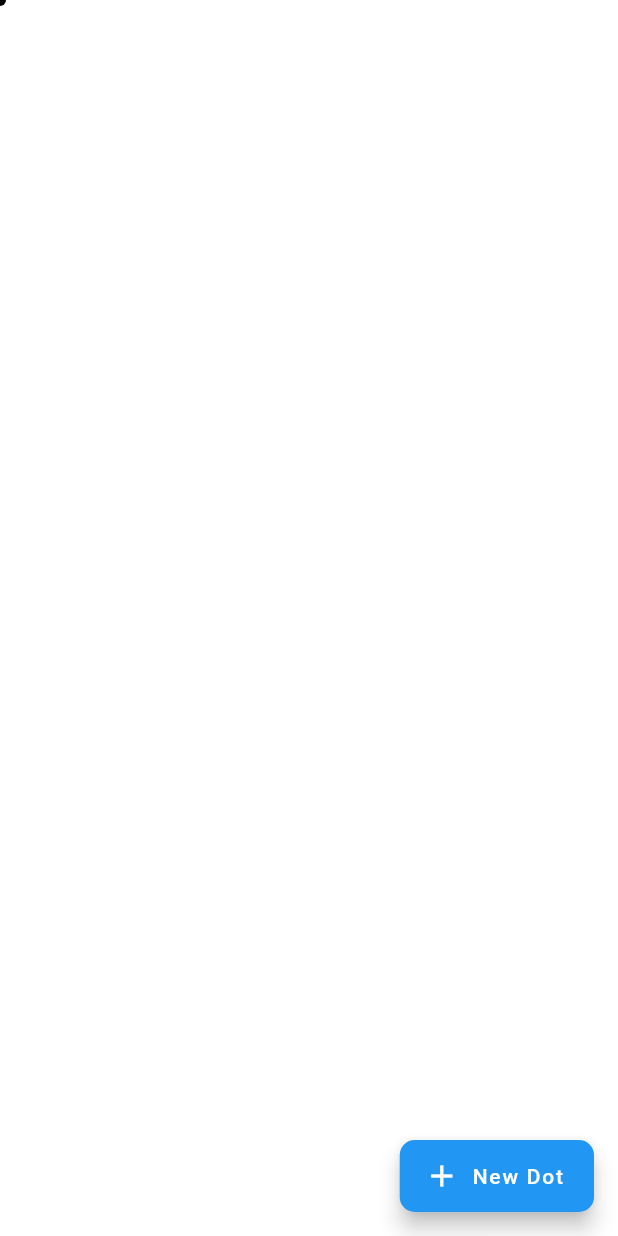
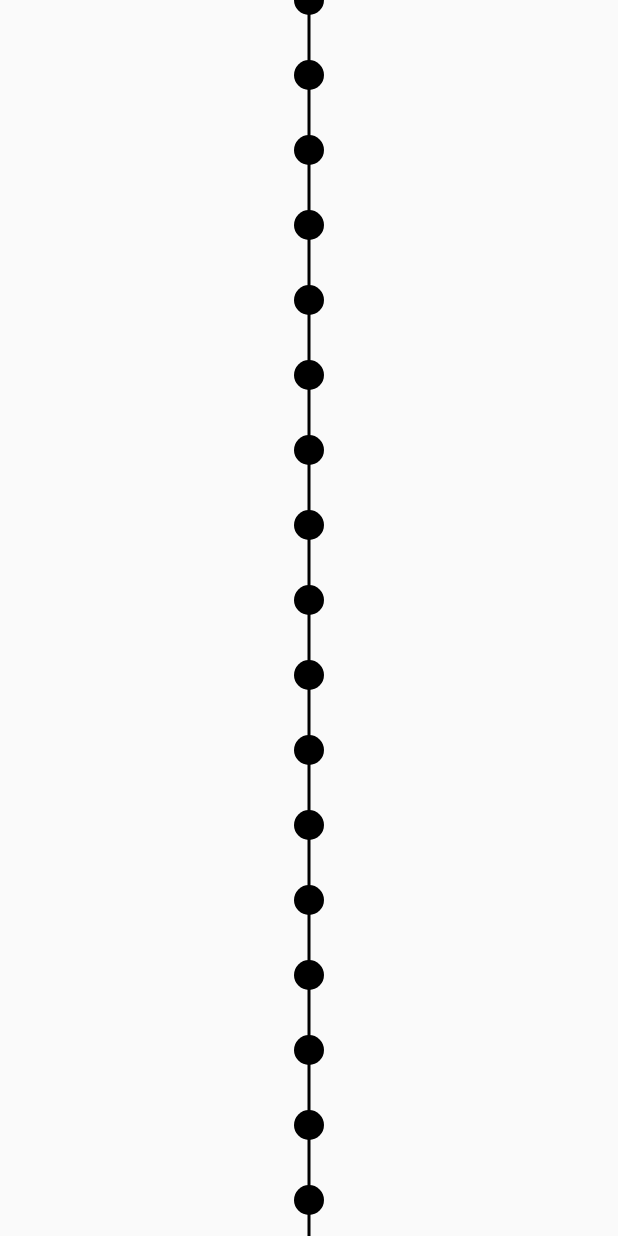
Before and after one commit to Sapiens-Project/tfh-flutter, a Flutter app: the screen it shows after launch, on a phone screen of 412 x 824 dp. Run offline on Flutter 3.47's test engine with Material 2 defaults, Android fonts, the phone set to English and light mode, and no system bars.

Commit message:
Made progress thanks to ChatGPT.

```diff
--- a/lib/main.dart
+++ b/lib/main.dart
@@ -1,155 +1,87 @@
 import 'package:flutter/material.dart';
 
-void main() {
-  runApp(const MyApp());
+class Timeline extends StatefulWidget {
+  @override
+  _TimelineState createState() => _TimelineState();
 }
 
-class MyApp extends StatelessWidget {
-  const MyApp({super.key});
-
-  // This widget is the root of your application.
-  @override
-  Widget build(BuildContext context) {
-    return MaterialApp(
-      title: 'Timeline For Humanity',
-      theme: ThemeData(
-        scaffoldBackgroundColor: Colors.white,
-        primarySwatch: Colors.blue,
-        primaryColor: Colors.white,
-        brightness: Brightness.light,
-      ),
-      darkTheme: ThemeData(
-        scaffoldBackgroundColor: Colors.grey.shade900,
-        primaryColor: Colors.black,
-        primarySwatch: Colors.grey,
-        colorScheme: const ColorScheme.dark(),
-        brightness: Brightness.dark,
-      ),
-      themeMode: ThemeMode.system,
-      home: const MyHomePage(title: 'Timeline View'),
-    );
-  }
-}
-
-class MyHomePage extends StatefulWidget {
-  const MyHomePage({super.key, required this.title});
-
-  // This widget is the home page of your application. It is stateful, meaning
-  // that it has a State object (defined below) that contains fields that affect
-  // how it looks.
-
-  // This class is the configuration for the state. It holds the values (in this
-  // case the title) provided by the parent (in this case the App widget) and
-  // used by the build method of the State. Fields in a Widget subclass are
-  // always marked "final".
-
-  final String title;
-
-  @override
-  State<MyHomePage> createState() => _MyHomePageState();
-}
-
-class LinePainter extends CustomPainter {
-  final BuildContext context;
-  LinePainter(this.context);
-
-  @override
-  void paint(Canvas canvas, Size size) {
-    canvas.drawLine(
-      const Offset(0, 0),
-      Offset(size.width, 0),
-      Paint()
-        ..color = Theme.of(context).colorScheme.inverseSurface
-        ..strokeWidth = size.height
-        ..strokeCap = StrokeCap.round,
-    );
-  }
-
-  @override
-  bool shouldRepaint(covariant CustomPainter oldDelegate) {
-    return true;
-  }
-}
-
-class _MyHomePageState extends State<MyHomePage> {
-  double lineX = 0;
-  double lineY = 0;
-  double _counter = 0;
-
-  void _incrementCounter() {
-    setState(() {
-      // This call to setState tells the Flutter framework that something has
-      // changed in this State, which causes it to rerun the build method below
-      // so that the display can reflect the updated values. If we changed
-      // _counter without calling setState(), then the build method would not be
-      // called again, and so nothing would appear to happen.
-      _counter++;
-    });
-  }
+class _TimelineState extends State<Timeline> {
+  double _scale = 1.0;
+  double _previousScale = 1.0;
+  Offset _offset = Offset.zero;
 
   @override
   Widget build(BuildContext context) {
-    // This method is rerun every time setState is called, for instance as done
-    // by the _incrementCounter method above.
-    //
-    // The Flutter framework has been optimized to make rerunning build methods
-    // fast, so that you can just rebuild anything that needs updating rather
-    // than having to individually change instances of widgets.
-    return Scaffold(
-      body: Center(
-        // Center is a layout widget. It takes a single child and positions it
-        // in the middle of the parent.
-        child: Stack(
-          // Column is also a layout widget. It takes a list of children and
-          // arranges them vertically. By default, it sizes itself to fit its
-          // children horizontally, and tries to be as tall as its parent.
-          //
-          // Invoke "debug painting" (press "p" in the console, choose the
-          // "Toggle Debug Paint" action from the Flutter Inspector in Android
-          // Studio, or the "Toggle Debug Paint" command in Visual Studio Code)
-          // to see the wireframe for each widget.
-          //
-          // Column has various properties to control how it sizes itself and
-          // how it positions its children. Here we use mainAxisAlignment to
-          // center the children vertically; the main axis here is the vertical
-          // axis because Columns are vertical (the cross axis would be
-          // horizontal).
-          // mainAxisAlignment: MainAxisAlignment.center,
-          alignment: Alignment.center,
-          children: <Widget>[
-            Positioned(
-              left: lineX,
-              top: lineY,
-              child: Draggable(
-                feedback: CustomPaint(
-                  size: Size(_counter * 10, 8),
-                  painter: LinePainter(context),
-                ),
-                onDragEnd: (details) {
-                  setState(() {
-                    lineX = details.offset.dx;
-                    lineY = details.offset.dy;
-                  });
-                },
-                childWhenDragging: Container(),
-                child: CustomPaint(
-                  size: Size(_counter * 10, 8),
-                  painter: LinePainter(context),
-                ),
-              ),
-            )
-          ],
-        ),
-      ),
-      floatingActionButton: FloatingActionButton.extended(
-        onPressed: _incrementCounter,
-        tooltip: 'New dot',
-        label: const Text("New Dot"),
-        icon: const Icon(Icons.add),
-        shape: const RoundedRectangleBorder(
-          borderRadius: BorderRadius.all(Radius.circular(10)),
+    return GestureDetector(
+      // onScaleStart: (details) {
+      //   setState(() {
+      //     _previousScale = _scale;
+      //   });
+      // },
+      // onScaleUpdate: (details) {
+      //   setState(() {
+      //     _scale = _previousScale * details.scale;
+      //   });
+      // },
+      onDoubleTap: () {
+        setState(() {
+          _scale = 1.0;
+          _offset = Offset.zero;
+        });
+      },
+      onPanUpdate: (details) {
+        setState(() {
+          _offset += details.delta;
+        });
+      },
+      child: Transform(
+        transform: Matrix4.identity()
+          ..translate(_offset.dx, _offset.dy)
+          ..scale(_scale),
+        child: CustomPaint(
+          size: Size.infinite,
+          painter: TimelinePainter(),
         ),
       ),
     );
   }
 }
+
+class TimelinePainter extends CustomPainter {
+  @override
+  void paint(Canvas canvas, Size size) {
+    final paint = Paint()
+      ..color = Colors.black
+      ..strokeWidth = 2.0;
+
+    canvas.drawLine(
+      Offset(size.width / 2, 0),
+      Offset(size.width / 2, size.height),
+      paint,
+    );
+
+    for (int i = 0; i < size.height; i += 50) {
+      canvas.drawCircle(Offset(size.width / 2, i.toDouble()), 10.0, paint);
+    }
+  }
+
+  @override
+  bool shouldRepaint(covariant CustomPainter oldDelegate) => false;
+}
+
+void main() => runApp(MyApp());
+
+class MyApp extends StatelessWidget {
+  @override
+  Widget build(BuildContext context) {
+    return MaterialApp(
+      title: 'Flutter Demo',
+      theme: ThemeData(
+        primarySwatch: Colors.blue,
+      ),
+      home: Scaffold(
+        body: Timeline(),
+      ),
+    );
+  }
+}
```
